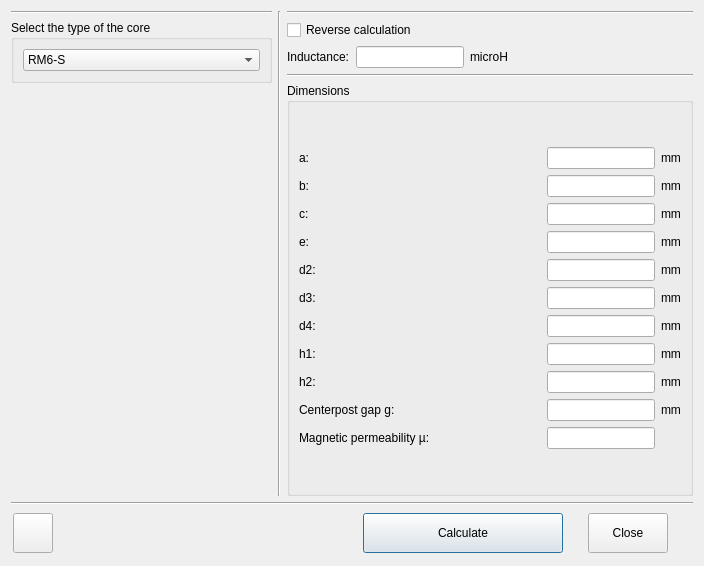
Qt form rmcore.ui (radioacoustick/Coil64) before a commit.
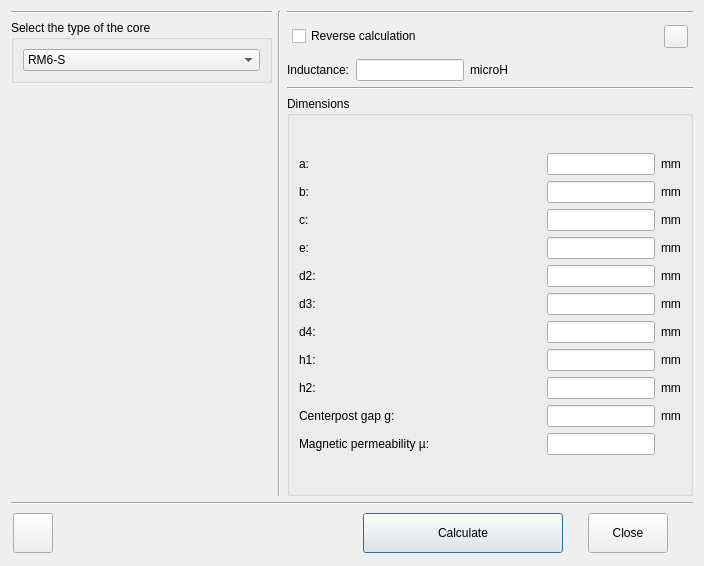
The same form after that commit. Icons and pictures are not drawn.

Diff of the .ui file:
```diff
--- a/rmcore.ui
+++ b/rmcore.ui
@@ -130,11 +130,44 @@
         </widget>
        </item>
        <item>
-        <widget class="QCheckBox" name="checkBox_isReverce">
-         <property name="text">
-          <string>Reverse calculation</string>
+        <layout class="QGridLayout" name="gridLayout_4">
+         <property name="leftMargin">
+          <number>5</number>
          </property>
-        </widget>
+         <property name="topMargin">
+          <number>5</number>
+         </property>
+         <property name="rightMargin">
+          <number>5</number>
+         </property>
+         <property name="bottomMargin">
+          <number>5</number>
+         </property>
+         <item row="0" column="0">
+          <widget class="QCheckBox" name="checkBox_isReverce">
+           <property name="text">
+            <string>Reverse calculation</string>
+           </property>
+          </widget>
+         </item>
+         <item row="0" column="1">
+          <widget class="QToolButton" name="toolButton_saturation">
+           <property name="toolTip">
+            <string>Saturation current</string>
+           </property>
+           <property name="text">
+            <string notr="true"/>
+           </property>
+           <property name="icon">
+            <iconset resource="res.qrc">
+             <normaloff>:/menu_ico/res/icons8-magnetic-32.png</normaloff>:/menu_ico/res/icons8-magnetic-32.png</iconset>
+           </property>
+           <property name="checkable">
+            <bool>true</bool>
+           </property>
+          </widget>
+         </item>
+        </layout>
        </item>
        <item>
         <layout class="QGridLayout" name="gridLayout">
```
Left out of the diff: 1 changed line with no effect on the pictures.
